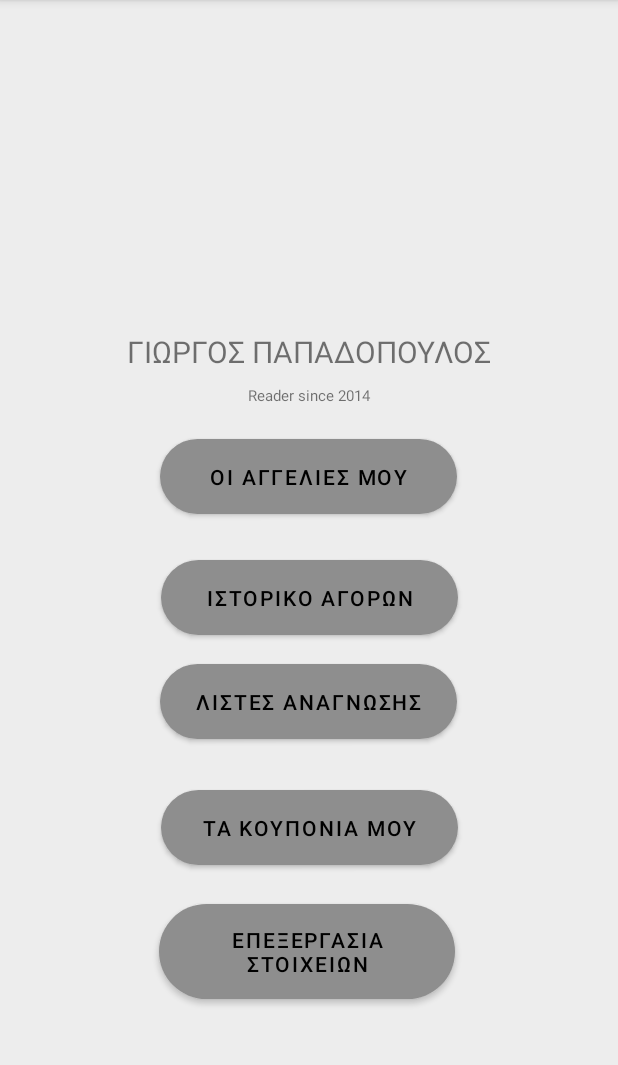
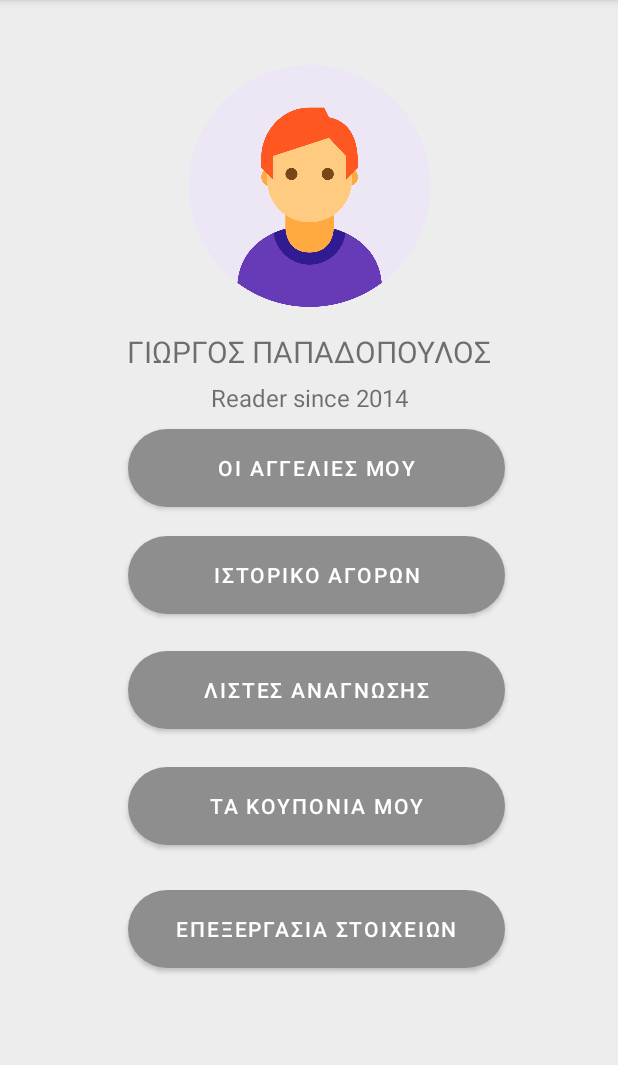
Before and after one commit to EvelyneKol/ReadEase, an Android app: the fragment profileFragment shown on its own in the app's theme, on a phone screen of 412 x 824 dp, the part 84-1149 px from its top. Run offline under Robolectric (Android 15) with nearby library versions, the phone set to English and light mode, and no system bars.

Commit message:
Διόρθωση ui profile client και διόρθωση ονομάων

```diff
--- a/app/src/main/java/com/example/readease3/ui/profile/NotificationsFragment.java
+++ b/app/src/main/java/com/example/readease3/ui/profile/profileFragment.java
@@ -12,20 +12,20 @@ import androidx.lifecycle.ViewModelProvider;
 
 import com.example.readease3.databinding.FragmentProfileBinding;
 
-public class NotificationsFragment extends Fragment {
+public class profileFragment extends Fragment {
 
     private FragmentProfileBinding binding;
 
     public View onCreateView(@NonNull LayoutInflater inflater,
                              ViewGroup container, Bundle savedInstanceState) {
-        NotificationsViewModel notificationsViewModel =
-                new ViewModelProvider(this).get(NotificationsViewModel.class);
+        profileViewModel profileViewModel =
+                new ViewModelProvider(this).get(profileViewModel.class);
 
         binding = FragmentProfileBinding.inflate(inflater, container, false);
         View root = binding.getRoot();
 
         final TextView textView = binding.textNotifications;
-        notificationsViewModel.getText().observe(getViewLifecycleOwner(), textView::setText);
+        profileViewModel.getText().observe(getViewLifecycleOwner(), textView::setText);
         return root;
     }
 
--- a/app/src/main/java/com/example/readease3/ui/profile/NotificationsViewModel.java
+++ b/app/src/main/java/com/example/readease3/ui/profile/profileViewModel.java
@@ -4,11 +4,11 @@ import androidx.lifecycle.LiveData;
 import androidx.lifecycle.MutableLiveData;
 import androidx.lifecycle.ViewModel;
 
-public class NotificationsViewModel extends ViewModel {
+public class profileViewModel extends ViewModel {
 
     private final MutableLiveData<String> mText;
 
-    public NotificationsViewModel() {
+    public profileViewModel() {
         mText = new MutableLiveData<>();
     }
 
--- a/app/src/main/res/layout/fragment_profile.xml
+++ b/app/src/main/res/layout/fragment_profile.xml
@@ -5,7 +5,7 @@
     android:layout_width="match_parent"
     android:layout_height="match_parent"
     android:background="#EDEDED"
-    tools:context=".ui.profile.NotificationsFragment">
+    tools:context=".ui.profile.profileFragment">
 
     <TextView
         android:id="@+id/text_notifications"
@@ -33,7 +33,7 @@
         android:layout_marginEnd="8dp"
         android:text="Reader since 2014"
         android:textAlignment="center"
-        android:textSize="10sp"
+        android:textSize="16sp"
         app:layout_constraintBottom_toBottomOf="parent"
         app:layout_constraintEnd_toEndOf="parent"
         app:layout_constraintHorizontal_bias="1.0"
@@ -42,94 +42,80 @@
         app:layout_constraintVertical_bias="0.333"
         tools:ignore="SmallSp" />
 
+    <Button
+        android:id="@+id/button1"
+        android:layout_width="251dp"
+        android:layout_height="52dp"
+        android:background="@drawable/round_button"
+        android:text="ΟΙ ΑΓΓΕΛΙΕΣ ΜΟΥ"
+        app:layout_constraintBottom_toBottomOf="parent"
+        app:layout_constraintEnd_toEndOf="parent"
+        app:layout_constraintHorizontal_bias="0.531"
+        app:layout_constraintStart_toStartOf="parent"
+        app:layout_constraintTop_toTopOf="parent"
+        app:layout_constraintVertical_bias="0.399" />
+
+    <Button
+        android:id="@+id/button2"
+        android:layout_width="251dp"
+        android:layout_height="52dp"
+        android:background="@drawable/round_button"
+        android:text="ΙΣΤΟΡΙΚΟ ΑΓΟΡΩΝ"
+        app:layout_constraintBottom_toBottomOf="parent"
+        app:layout_constraintEnd_toEndOf="parent"
+        app:layout_constraintHorizontal_bias="0.531"
+        app:layout_constraintStart_toStartOf="parent"
+        app:layout_constraintTop_toTopOf="parent"
+        app:layout_constraintVertical_bias="0.499" />
+
+    <Button
+        android:id="@+id/button5"
+        android:layout_width="251dp"
+        android:layout_height="52dp"
+        android:background="@drawable/round_button"
+        android:text="ΕΠΕΞΕΡΓΑΣΙΑ ΣΤΟΙΧΕΙΩΝ"
+        app:layout_constraintBottom_toBottomOf="parent"
+        app:layout_constraintEnd_toEndOf="parent"
+        app:layout_constraintHorizontal_bias="0.531"
+        app:layout_constraintStart_toStartOf="parent"
+        app:layout_constraintTop_toTopOf="parent"
+        app:layout_constraintVertical_bias="0.829" />
+
+    <Button
+        android:id="@+id/button4"
+        android:layout_width="251dp"
+        android:layout_height="52dp"
+        android:background="@drawable/round_button"
+        android:text="ΤΑ ΚΟΥΠΟΝΙΑ ΜΟΥ"
+        app:layout_constraintBottom_toBottomOf="parent"
+        app:layout_constraintEnd_toEndOf="parent"
+        app:layout_constraintHorizontal_bias="0.531"
+        app:layout_constraintStart_toStartOf="parent"
+        app:layout_constraintTop_toTopOf="parent"
+        app:layout_constraintVertical_bias="0.714" />
+
+    <Button
+        android:id="@+id/button3"
+        android:layout_width="251dp"
+        android:layout_height="52dp"
+        android:background="@drawable/round_button"
+        android:text="ΛΙΣΤΕΣ ΑΝΑΓΝΩΣΗΣ"
+        app:layout_constraintBottom_toBottomOf="parent"
+        app:layout_constraintEnd_toEndOf="parent"
+        app:layout_constraintHorizontal_bias="0.531"
+        app:layout_constraintStart_toStartOf="parent"
+        app:layout_constraintTop_toTopOf="parent"
+        app:layout_constraintVertical_bias="0.606" />
+
     <ImageView
-        android:id="@+id/imageView"
-        android:layout_width="179dp"
-        android:layout_height="175dp"
+        android:id="@+id/imageView2"
+        android:layout_width="183dp"
+        android:layout_height="161dp"
+        android:src="@drawable/client"
         app:layout_constraintBottom_toBottomOf="parent"
         app:layout_constraintEnd_toEndOf="parent"
         app:layout_constraintStart_toStartOf="parent"
         app:layout_constraintTop_toTopOf="parent"
-        app:layout_constraintVertical_bias="0.028"
-        tools:ignore="MissingConstraints"
-        tools:src="@drawable/customer" />
-
-    <Button
-        android:id="@+id/button1"
-        android:layout_width="198dp"
-        android:layout_height="50dp"
-        android:background="@drawable/round_button"
-        android:text="ΟΙ ΑΓΓΕΛΙΕΣ ΜΟΥ"
-        android:textColor="@color/black"
-        android:radius="30dp"
-        app:layout_constraintBottom_toBottomOf="parent"
-        app:layout_constraintEnd_toEndOf="parent"
-        app:layout_constraintHorizontal_bias="0.497"
-        app:layout_constraintStart_toStartOf="parent"
-        app:layout_constraintTop_toBottomOf="@+id/text_notifications"
-        app:layout_constraintVertical_bias="0.095"
-        tools:ignore="MissingConstraints" />
-
-    <Button
-        android:id="@+id/button2"
-        android:layout_width="198dp"
-        android:layout_height="50dp"
-        android:layout_marginBottom="52dp"
-        android:background="@drawable/round_button"
-        android:text="ΙΣΤΟΡΙΚΟ ΑΓΟΡΩΝ"
-        android:textColor="@color/black"
-        app:layout_constraintBottom_toBottomOf="parent"
-        app:layout_constraintEnd_toEndOf="parent"
-        app:layout_constraintHorizontal_bias="0.502"
-        app:layout_constraintStart_toStartOf="parent"
-        app:layout_constraintTop_toTopOf="@+id/imageView"
-        app:layout_constraintVertical_bias="0.549"
-        tools:ignore="MissingConstraints" />
-
-    <Button
-        android:id="@+id/button5"
-        android:layout_width="197dp"
-        android:layout_height="63dp"
-        android:background="@drawable/round_button"
-        android:text="ΕΠΕΞΕΡΓΑΣΙΑ ΣΤΟΙΧΕΙΩΝ"
-        android:textColor="@color/black"
-        app:layout_constraintBottom_toBottomOf="parent"
-        app:layout_constraintEnd_toEndOf="parent"
-        app:layout_constraintHorizontal_bias="0.495"
-        app:layout_constraintStart_toStartOf="parent"
-        app:layout_constraintTop_toBottomOf="@+id/button1"
-        app:layout_constraintVertical_bias="0.719"
-        tools:ignore="MissingConstraints" />
-
-    <Button
-        android:id="@+id/button4"
-        android:layout_width="198dp"
-        android:layout_height="50dp"
-        android:background="@drawable/round_button"
-        android:text="ΤΑ ΚΟΥΠΟΝΙΑ ΜΟΥ"
-        android:textColor="@color/black"
-        app:layout_constraintBottom_toBottomOf="parent"
-        app:layout_constraintEnd_toEndOf="parent"
-        app:layout_constraintHorizontal_bias="0.502"
-        app:layout_constraintStart_toStartOf="parent"
-        app:layout_constraintTop_toBottomOf="@+id/text_notification"
-        app:layout_constraintVertical_bias="0.572"
-        tools:ignore="MissingConstraints" />
-
-    <Button
-        android:id="@+id/button3"
-        android:layout_width="198dp"
-        android:layout_height="50dp"
-        android:layout_marginBottom="54dp"
-        android:background="@drawable/round_button"
-        android:text="ΛΙΣΤΕΣ ΑΝΑΓΝΩΣΗΣ"
-        android:textColor="@color/black"
-        app:layout_constraintBottom_toBottomOf="@+id/button5"
-        app:layout_constraintEnd_toEndOf="parent"
-        app:layout_constraintHorizontal_bias="0.497"
-        app:layout_constraintStart_toStartOf="parent"
-        app:layout_constraintTop_toBottomOf="@+id/imageView"
-        app:layout_constraintVertical_bias="0.677"
-        tools:ignore="MissingConstraints" />
+        app:layout_constraintVertical_bias="0.071" />
 
 </androidx.constraintlayout.widget.ConstraintLayout>
```
